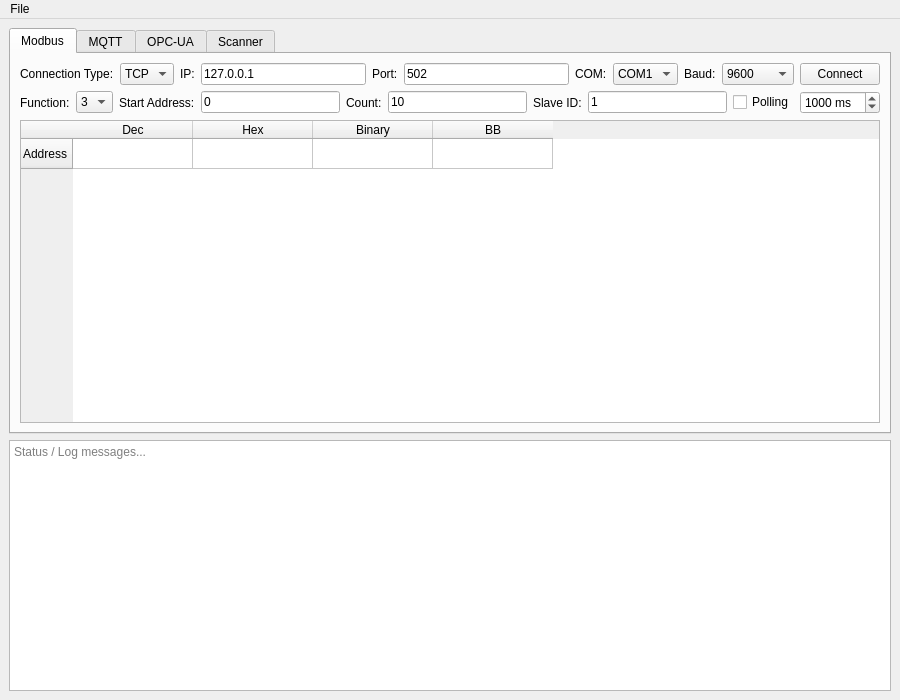
arslnakin/IIoT-Reciever-Tool, file mainwindow.ui: the form before one commit.
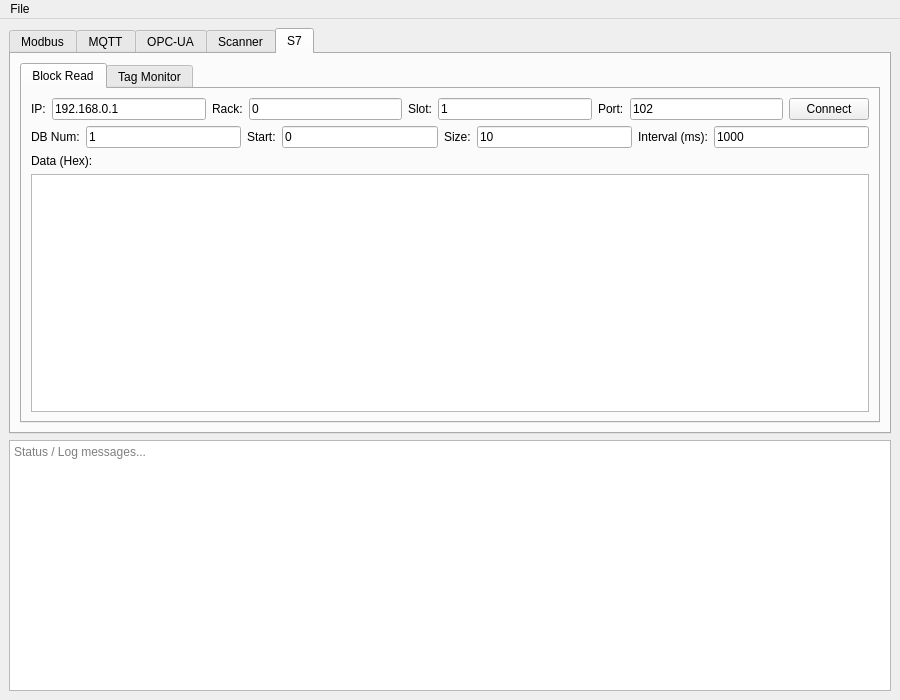
The form after the commit. The open tabs and pages were chosen to show the change. Custom widgets are drawn as their Qt base class.

Diff of the .ui file:
```diff
--- a/mainwindow.ui
+++ b/mainwindow.ui
@@ -712,6 +712,330 @@
        </layout>
       </widget>
 
+      <!-- TAB 5 : S7 -->
+       <widget class="QWidget" name="s7Tab">
+        <attribute name="title">
+         <string>S7</string>
+        </attribute>
+        <layout class="QVBoxLayout" name="s7MainLayout">
+         <item>
+          <widget class="QTabWidget" name="s7SubTabWidget">
+           <property name="currentIndex">
+            <number>0</number>
+           </property>
+           
+           <!-- TAB 1: BLOCK READ (Existing) -->
+           <widget class="QWidget" name="s7BlockTab">
+            <attribute name="title">
+             <string>Block Read</string>
+            </attribute>
+            <layout class="QVBoxLayout" name="s7BlockLayout">
+             
+             <!-- Connection Row -->
+             <item>
+              <layout class="QHBoxLayout" name="s7ConnLayout">
+               <item>
+                <widget class="QLabel" name="label_s7_ip">
+                 <property name="text">
+                  <string>IP:</string>
+                 </property>
+                </widget>
+               </item>
+               <item>
+                <widget class="QLineEdit" name="s7IpEdit">
+                 <property name="text">
+                  <string>192.168.0.1</string>
+                 </property>
+                </widget>
+               </item>
+               <item>
+                <widget class="QLabel" name="label_s7_rack">
+                 <property name="text">
+                  <string>Rack:</string>
+                 </property>
+                </widget>
+               </item>
+               <item>
+                <widget class="QLineEdit" name="s7RackEdit">
+                 <property name="text">
+                  <string>0</string>
+                 </property>
+                </widget>
+               </item>
+               <item>
+                <widget class="QLabel" name="label_s7_slot">
+                 <property name="text">
+                  <string>Slot:</string>
+                 </property>
+                </widget>
+               </item>
+               <item>
+                <widget class="QLineEdit" name="s7SlotEdit">
+                 <property name="text">
+                  <string>1</string>
+                 </property>
+                </widget>
+               </item>
+               <item>
+                <widget class="QLabel" name="label_s7_port">
+                 <property name="text">
+                  <string>Port:</string>
+                 </property>
+                </widget>
+               </item>
+               <item>
+                <widget class="QLineEdit" name="s7PortEdit">
+                 <property name="text">
+                  <string>102</string>
+                 </property>
+                </widget>
+               </item>
+               <item>
+                <widget class="QPushButton" name="s7ConnectBtn">
+                 <property name="text">
+                  <string>Connect</string>
+                 </property>
+                </widget>
+               </item>
+              </layout>
+             </item>
+     
+             <!-- Read Settings Row -->
+             <item>
+              <layout class="QHBoxLayout" name="s7ReadSettingsLayout">
+               <item>
+                <widget class="QLabel" name="label_s7_db">
+                 <property name="text">
+                  <string>DB Num:</string>
+                 </property>
+                </widget>
+               </item>
+               <item>
+                <widget class="QLineEdit" name="s7DbNumEdit">
+                 <property name="text">
+                  <string>1</string>
+                 </property>
+                </widget>
+               </item>
+               <item>
+                <widget class="QLabel" name="label_s7_start">
+                 <property name="text">
+                  <string>Start:</string>
+                 </property>
+                </widget>
+               </item>
+               <item>
+                <widget class="QLineEdit" name="s7StartEdit">
+                 <property name="text">
+                  <string>0</string>
+                 </property>
+                </widget>
+               </item>
+               <item>
+                <widget class="QLabel" name="label_s7_size">
+                 <property name="text">
+                  <string>Size:</string>
+                 </property>
+                </widget>
+               </item>
+               <item>
+                <widget class="QLineEdit" name="s7SizeEdit">
+                 <property name="text">
+                  <string>10</string>
+                 </property>
+                </widget>
+               </item>
+               <item>
+                <widget class="QLabel" name="label_s7_interval">
+                 <property name="text">
+                  <string>Interval (ms):</string>
+                 </property>
+                </widget>
+               </item>
+               <item>
+                <widget class="QLineEdit" name="s7IntervalEdit">
+                 <property name="text">
+                  <string>1000</string>
+                 </property>
+                </widget>
+               </item>
+              </layout>
+             </item>
+     
+             <!-- Data Output -->
+             <item>
+              <widget class="QLabel" name="label_s7_data">
+               <property name="text">
+                <string>Data (Hex):</string>
+               </property>
+              </widget>
+             </item>
+             <item>
+              <widget class="QTextEdit" name="s7DataOutput">
+               <property name="readOnly">
+                <bool>true</bool>
+               </property>
+              </widget>
+             </item>
+            </layout>
+           </widget>
+           
+           <!-- TAB 2: TAG MONITOR (New) -->
+           <widget class="QWidget" name="s7TagTab">
+            <attribute name="title">
+             <string>Tag Monitor</string>
+            </attribute>
+            <layout class="QVBoxLayout" name="s7TagLayout">
+             
+             <!-- Connection Row -->
+             <item>
+              <layout class="QHBoxLayout" name="s7TagConnLayout">
+               <item>
+                <widget class="QLabel" name="label_s7_tag_ip">
+                 <property name="text">
+                  <string>IP:</string>
+                 </property>
+                </widget>
+               </item>
+               <item>
+                <widget class="QLineEdit" name="s7TagIpEdit">
+                 <property name="text">
+                  <string>192.168.0.1</string>
+                 </property>
+                </widget>
+               </item>
+               <item>
+                <widget class="QLabel" name="label_s7_tag_rack">
+                 <property name="text">
+                  <string>Rack:</string>
+                 </property>
+                </widget>
+               </item>
+               <item>
+                <widget class="QLineEdit" name="s7TagRackEdit">
+                 <property name="text">
+                  <string>0</string>
+                 </property>
+                </widget>
+               </item>
+               <item>
+                <widget class="QLabel" name="label_s7_tag_slot">
+                 <property name="text">
+                  <string>Slot:</string>
+                 </property>
+                </widget>
+               </item>
+               <item>
+                <widget class="QLineEdit" name="s7TagSlotEdit">
+                 <property name="text">
+                  <string>1</string>
+                 </property>
+                </widget>
+               </item>
+               <item>
+                <widget class="QLabel" name="label_s7_tag_port">
+                 <property name="text">
+                  <string>Port:</string>
+                 </property>
+                </widget>
+               </item>
+               <item>
+                <widget class="QLineEdit" name="s7TagPortEdit">
+                 <property name="text">
+                  <string>102</string>
+                 </property>
+                </widget>
+               </item>
+               <item>
+                <widget class="QPushButton" name="s7TagConnectBtn">
+                 <property name="text">
+                  <string>Connect</string>
+                 </property>
+                </widget>
+               </item>
+              </layout>
+             </item>
+             
+             <!-- Settings Row -->
+             <item>
+              <layout class="QHBoxLayout" name="s7TagSettingsLayout">
+               <item>
+                <widget class="QLabel" name="label_s7_tag_db">
+                 <property name="text">
+                  <string>DB Num:</string>
+                 </property>
+                </widget>
+               </item>
+               <item>
+                <widget class="QLineEdit" name="s7TagDbNumEdit">
+                 <property name="text">
+                  <string>1</string>
+                 </property>
+                </widget>
+               </item>
+               <item>
+                <widget class="QLabel" name="label_s7_tag_interval">
+                 <property name="text">
+                  <string>Interval (ms):</string>
+                 </property>
+                </widget>
+               </item>
+               <item>
+                <widget class="QLineEdit" name="s7TagIntervalEdit">
+                 <property name="text">
+                  <string>1000</string>
+                 </property>
+                </widget>
+               </item>
+               <item>
+                <widget class="QPushButton" name="s7TagAddRowBtn">
+                 <property name="text">
+                  <string>Add Row</string>
+                 </property>
+                </widget>
+               </item>
+               <item>
+                <widget class="QPushButton" name="s7TagRemoveRowBtn">
+                 <property name="text">
+                  <string>Remove Row</string>
+                 </property>
+                </widget>
+               </item>
+              </layout>
+             </item>
+             
+             <!-- Tag Table -->
+             <item>
+              <widget class="QTableWidget" name="s7TagTable">
+               <property name="columnCount">
+                <number>3</number>
+               </property>
+               <column>
+                <property name="text">
+                 <string>Offset (Byte)</string>
+                </property>
+               </column>
+               <column>
+                <property name="text">
+                 <string>Value (Dec)</string>
+                </property>
+               </column>
+               <column>
+                <property name="text">
+                 <string>Description</string>
+                </property>
+               </column>
+              </widget>
+             </item>
+             
+            </layout>
+           </widget>
+           
+          </widget>
+         </item>
+        </layout>
+       </widget>
+
      </widget>
     </item>
 
```
